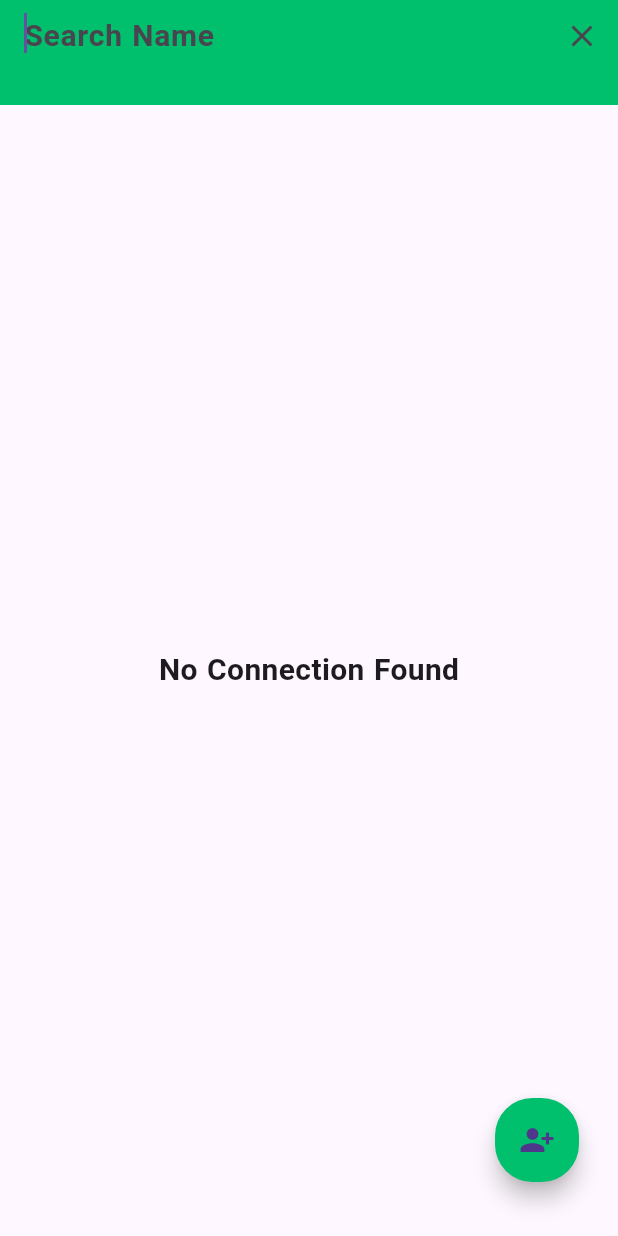
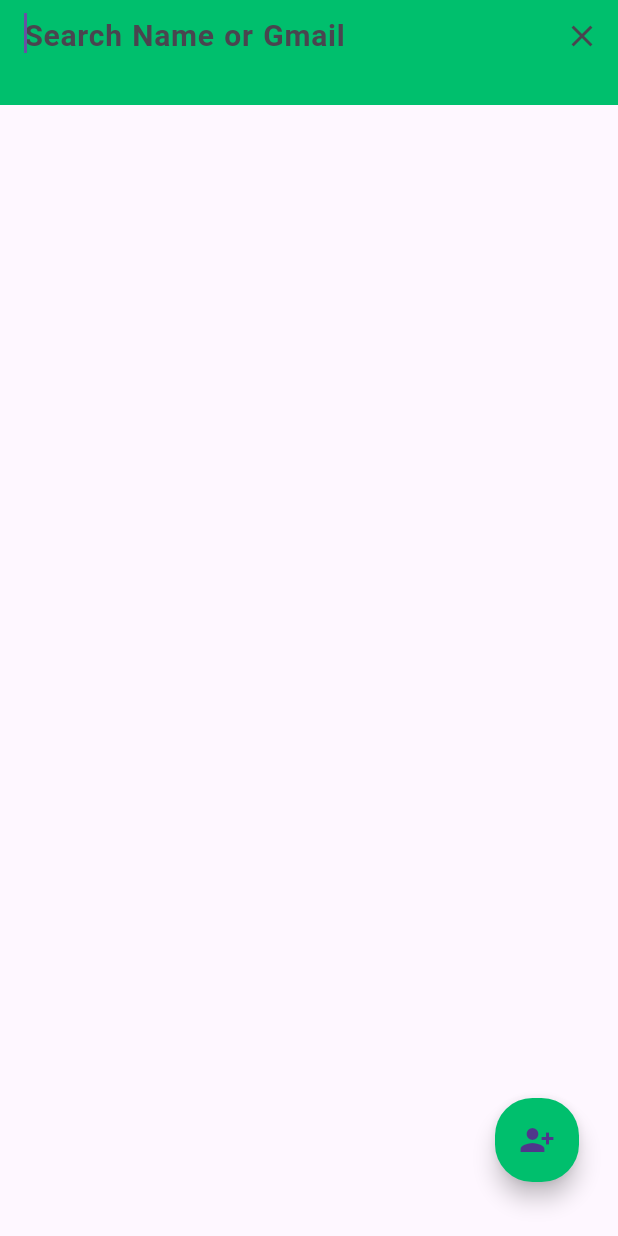
Before and after one commit to ANIKETH232323/WeChat, a Flutter app: the HomeScreen screen opened directly, after a tap on the "search" icon, on a phone screen of 412 x 824 dp. Run offline on Flutter 3.47's test engine with Material 3 defaults, Android fonts, the phone set to English and light mode, and no system bars; our stand-ins replace cached_network_image, cloud_firestore, emoji_picker_flutter, firebase_auth, firebase_core, firebase_messaging and 8 more; missing offline and left inert: flutter_notification_channel; accounts and stored records are empty; generated files the repository leaves out were written again.

Commit message:
workspace.xml updated

```diff
--- a/lib/SplashScreen/AppBarBody/MessageToHomeScreen.dart
+++ b/lib/SplashScreen/AppBarBody/MessageToHomeScreen.dart
@@ -60,7 +60,7 @@ class _HomeScreenState extends State<HomeScreen> {
                         fontSize: 20, fontWeight: FontWeight.w700),
                     autofocus: true,
                     decoration: const InputDecoration(
-                      hintText: "Search Name",
+                      hintText: "Search Name or Gmail",
                       border: InputBorder.none,
                       alignLabelWithHint: true,
                     ),
@@ -85,7 +85,8 @@ class _HomeScreenState extends State<HomeScreen> {
               : const Text("WeChat",
                   style: TextStyle(
                       fontSize: 28,
-                      fontFamily: 'OnePlus',fontWeight:FontWeight.bold,
+                      fontFamily: 'OnePlus',
+                      fontWeight: FontWeight.bold,
                       color: Colors.white)),
           bottom: PreferredSize(
               preferredSize: _isSearching
@@ -104,7 +105,8 @@ class _HomeScreenState extends State<HomeScreen> {
                                 Text("Messages",
                                     style: TextStyle(
                                         color: Colors.white,
-                                        fontFamily: 'OnePlus',fontWeight:FontWeight.bold,
+                                        fontFamily: 'OnePlus',
+                                        fontWeight: FontWeight.bold,
                                         fontSize: 30)),
                               ],
                             ))
@@ -182,11 +184,38 @@ class _HomeScreenState extends State<HomeScreen> {
                                 ?.map((e) => ChatUserModel.fromJson(e.data()))
                                 .toList() ??
                             [];
-                        if (list.isNotEmpty) {
+                        if (_searchList.isEmpty != list.isEmpty) {
+
+                          return Center(
+                            child: Column(
+                              crossAxisAlignment: CrossAxisAlignment.center,
+                              mainAxisAlignment: MainAxisAlignment.center,
+                              children: [
+                                Center(
+                                  child: Container(
+                                    child: Lottie.asset(
+                                      'animation/page_empty_dark.json',
+                                      animate: true,
+                                      reverse: true,
+                                      repeat: false,
+                                    ),
+                                  ),
+                                ),
+                                const Text(
+                                  'No Connection Found',
+                                  style: TextStyle(
+                                      fontSize: 20,
+                                      fontFamily: 'OnePlus',
+                                      fontWeight: FontWeight.bold),
+                                ),
+                              ],
+                            ),
+                          );
+                        }
+                        else {
                           return ListView.builder(
-                            physics: const BouncingScrollPhysics(),
                             itemCount:
-                                _isSearching ? _searchList.length : list.length,
+                            _isSearching ? _searchList.length : list.length,
                             itemBuilder: (context, index) {
                               return HomeListDesign(
                                 userModel: _isSearching
@@ -194,23 +223,6 @@ class _HomeScreenState extends State<HomeScreen> {
                                     : list[index],
                               );
                             },
-                          );
-                        } else {
-                          return const Center(
-                            child: Column(
-                              crossAxisAlignment: CrossAxisAlignment.center,
-                              mainAxisAlignment: MainAxisAlignment.center,
-                              children: [
-                                // Lottie.asset('animation/page_empty_dark.json',
-                                //     fit: BoxFit.cover,
-                                //     repeat: false,
-                                //     reverse: true),
-                                Text(
-                                  'No Connection Found',
-                                  style: TextStyle(fontSize: 20,fontFamily: 'OnePlus',fontWeight:FontWeight.bold),
-                                ),
-                              ],
-                            ),
                           );
                         }
                     }
@@ -235,7 +247,10 @@ class _HomeScreenState extends State<HomeScreen> {
               title: const Text(
                 'Add User',
                 textAlign: TextAlign.center,
-                style: TextStyle(fontSize: 20,fontFamily: 'OnePlus',fontWeight:FontWeight.bold),
+                style: TextStyle(
+                    fontSize: 20,
+                    fontFamily: 'OnePlus',
+                    fontWeight: FontWeight.bold),
               ),
               insetPadding: EdgeInsets.zero,
               //content
@@ -265,7 +280,11 @@ class _HomeScreenState extends State<HomeScreen> {
                     },
                     child: const Text(
                       'Cancel',
-                      style: TextStyle(color: text1Color, fontSize: 16,fontFamily: 'OnePlus',fontWeight:FontWeight.bold),
+                      style: TextStyle(
+                          color: text1Color,
+                          fontSize: 16,
+                          fontFamily: 'OnePlus',
+                          fontWeight: FontWeight.bold),
                     )),
 
                 //update button
@@ -289,7 +308,11 @@ class _HomeScreenState extends State<HomeScreen> {
                     },
                     child: const Text(
                       'Add',
-                      style: TextStyle(color: text1Color, fontSize: 16,fontFamily: 'OnePlus',fontWeight:FontWeight.bold),
+                      style: TextStyle(
+                          color: text1Color,
+                          fontSize: 16,
+                          fontFamily: 'OnePlus',
+                          fontWeight: FontWeight.bold),
                     ))
               ],
             ));
```
